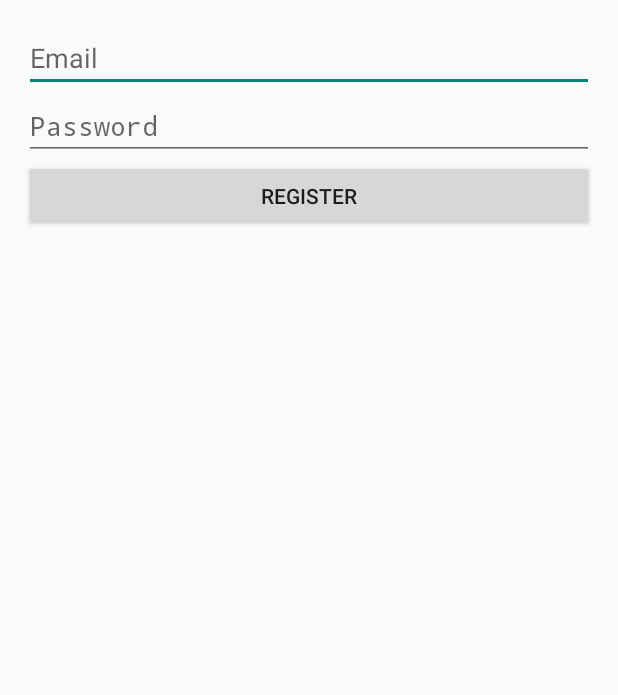
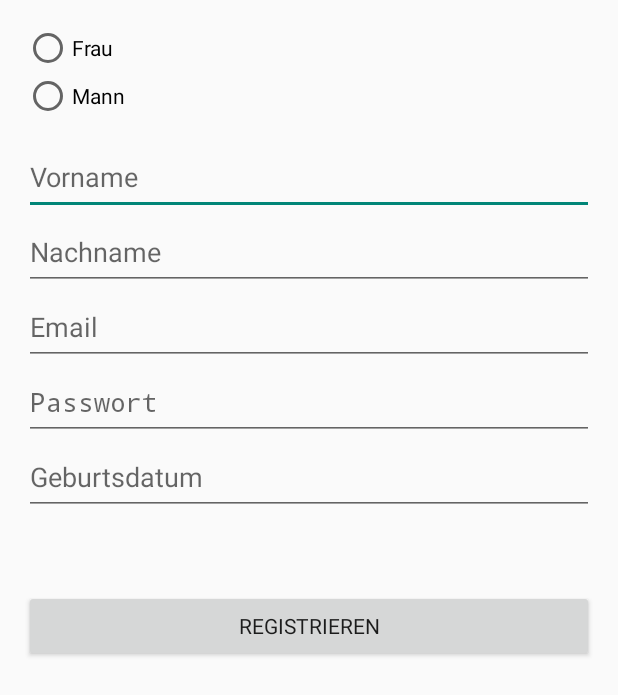
Before and after one commit to melu1025/BehoerdeToGo, an Android app built with Jetpack Compose: the layout activity_register.xml on its own in the app's theme, with its tools: preview values and no code run, on a phone screen of 412 x 824 dp. Shown: the top 695 px of the screen. Run offline under Robolectric (Android 15) with nearby library versions, the phone set to English and light mode, and no system bars.

```diff
--- a/app/src/main/res/layout/activity_register.xml
+++ b/app/src/main/res/layout/activity_register.xml
@@ -5,23 +5,66 @@
     android:orientation="vertical"
     android:padding="16dp">
 
+    <RadioGroup
+        android:layout_width="196dp"
+        android:layout_height="77dp">
+
+        <RadioButton
+            android:id="@+id/radioButton"
+            android:layout_width="100dp"
+            android:layout_height="wrap_content"
+            android:text="@string/frau" />
+
+        <RadioButton
+            android:id="@+id/radioButton2"
+            android:layout_width="100dp"
+            android:layout_height="wrap_content"
+            android:text="@string/mann" />
+    </RadioGroup>
+
+    <EditText
+        android:id="@+id/vornameEditText"
+        android:layout_width="match_parent"
+        android:layout_height="50dp"
+        android:hint="@string/vorname" />
+
+
+    <EditText
+        android:id="@+id/nachnameEditText"
+        android:layout_width="match_parent"
+        android:layout_height="50dp"
+        android:hint="@string/nachname" />
+
+
     <EditText
         android:id="@+id/emailEditText"
         android:layout_width="match_parent"
-        android:layout_height="wrap_content"
+        android:layout_height="50dp"
+        android:inputType="textEmailAddress"
         android:hint="@string/email" />
+
 
     <EditText
         android:id="@+id/passwordEditText"
         android:layout_width="match_parent"
-        android:layout_height="wrap_content"
+        android:layout_height="50dp"
         android:hint="@string/password"
         android:inputType="textPassword" />
+
+    <EditText
+        android:id="@+id/geburtsdatumEditText"
+        android:layout_width="match_parent"
+        android:layout_height="50dp"
+        android:hint="@string/geburtsdatum"
+        android:inputType="date" />
 
     <Button
         android:id="@+id/registerButton"
         android:layout_width="match_parent"
         android:layout_height="wrap_content"
+        android:layout_marginTop="50dp"
+        android:fontFamily="sans-serif"
         android:text="@string/register" />
 
+
 </LinearLayout>
--- a/app/src/main/res/values/strings.xml
+++ b/app/src/main/res/values/strings.xml
@@ -1,7 +1,12 @@
 <resources>
     <string name="app_name">BehordeToGo</string>
     <string name="email">Email</string>
-    <string name="password">Password</string>
-    <string name="register">Register</string>
-    <string name="login">Login</string>
+    <string name="password">Passwort</string>
+    <string name="register">Registrieren</string>
+    <string name="login">Anmelden</string>
+    <string name="vorname">Vorname</string>
+    <string name="nachname">Nachname</string>
+    <string name="frau">Frau</string>
+    <string name="mann">Mann</string>
+    <string name="geburtsdatum">Geburtsdatum</string>
 </resources>
```
Also changed, not shown: app/src/main/AndroidManifest.xml (+5 -11 lines), app/src/main/java/com/example/behordetogo/DatabaseHelper.java (+15 -3 lines), app/src/main/java/com/example/behordetogo/LoginActivity.java (+10 -5 lines), app/src/main/java/com/example/behordetogo/RegistrationActivity.java (+10 -5 lines).
